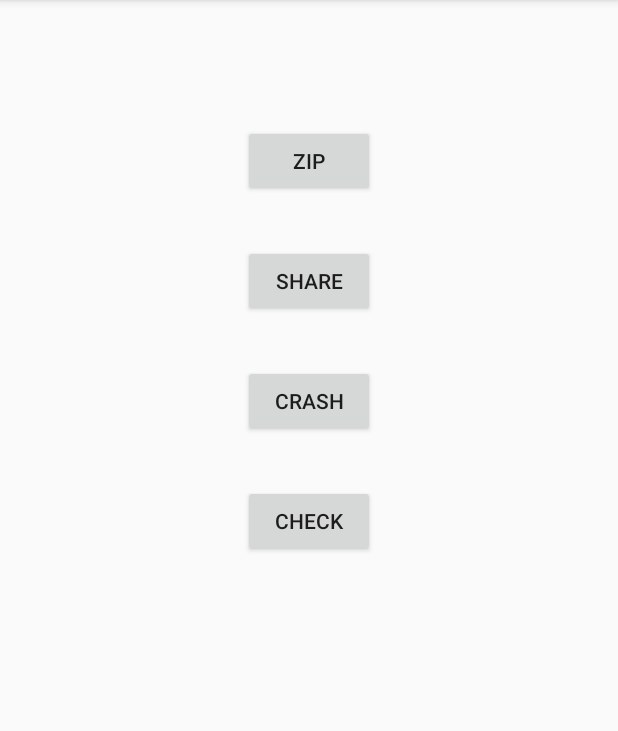
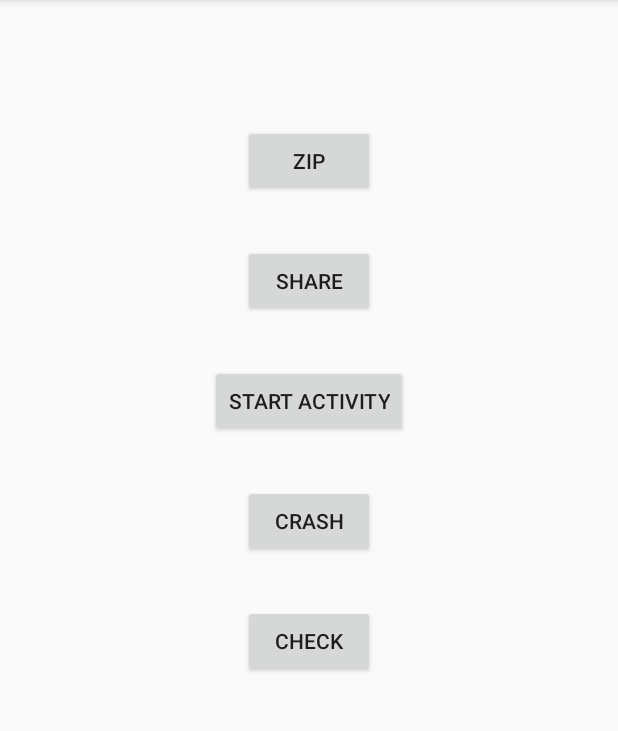
Before and after one commit to apps-in/Logger, an Android app: the screen it shows after launch (MainActivity), on a phone screen of 412 x 824 dp, the part 84-815 px from its top. Run offline under Robolectric (Android 15) with nearby library versions, the phone set to English and light mode, and no system bars.

Commit message:
v.1.3.15 - Minor improvements

```diff
--- a/android_logger/src/main/java/apps/in/android_logger/Logger.java
+++ b/android_logger/src/main/java/apps/in/android_logger/Logger.java
@@ -1,6 +1,7 @@
 package apps.in.android_logger;
 
 import android.app.Activity;
+import android.content.ComponentName;
 import android.content.Context;
 import android.content.Intent;
 import android.content.SharedPreferences;
@@ -460,7 +461,8 @@ public class Logger {
         if (intent != null) {
             stringBuilder.append(description);
             stringBuilder.append(String.format("\nACTION: %s", intent.getAction()));
-            stringBuilder.append(String.format("\nCOMPONENT NAME: %s", getComponentName(intent.getComponent())));
+            ComponentName component = intent.getComponent();
+            stringBuilder.append(String.format("\nCOMPONENT NAME: %s", component != null ? component.getShortClassName() : "null"));
             stringBuilder.append(String.format("\n%s", getBundleString("EXTRAS", intent.getExtras())));
         } else {
             stringBuilder.append(String.format("\t%s: null", description));
--- a/app/src/main/AndroidManifest.xml
+++ b/app/src/main/AndroidManifest.xml
@@ -19,6 +19,7 @@
                 <category android:name="android.intent.category.LAUNCHER" />
             </intent-filter>
         </activity>
+        <activity android:name=".SecondActivity"/>
     </application>
 
 </manifest>
--- a/app/src/main/java/apps/in/loggerapp/MainActivity.java
+++ b/app/src/main/java/apps/in/loggerapp/MainActivity.java
@@ -1,8 +1,8 @@
 package apps.in.loggerapp;
 
 import android.app.Activity;
+import android.content.Intent;
 import android.os.Bundle;
-import android.widget.TextView;
 
 import apps.in.android_logger.LogActivity;
 import apps.in.android_logger.Logger;
@@ -26,5 +26,8 @@ public class MainActivity extends LogActivity {
             boolean result = Logger.hasUncheckedCrashes();
             binding.textCheckCrash.setText(String.valueOf(result));
         });
+        binding.buttonStartActivity.setOnClickListener(v -> {
+            startActivity(new Intent(this, SecondActivity.class));
+        });
     }
 }
--- a/app/src/main/res/layout/activity_main.xml
+++ b/app/src/main/res/layout/activity_main.xml
@@ -30,6 +30,18 @@
         app:layout_constraintStart_toStartOf="parent"
         app:layout_constraintTop_toBottomOf="@+id/buttonZipLogs" />
 
+    <Button
+        android:id="@+id/buttonStartActivity"
+        android:layout_width="wrap_content"
+        android:layout_height="wrap_content"
+        android:layout_marginStart="32dp"
+        android:layout_marginTop="32dp"
+        android:layout_marginEnd="32dp"
+        android:text="@string/start_activity"
+        app:layout_constraintEnd_toEndOf="parent"
+        app:layout_constraintStart_toStartOf="parent"
+        app:layout_constraintTop_toBottomOf="@+id/buttonShareLogs" />
+
     <TextView
         android:id="@+id/textViewZipPath"
         android:layout_width="wrap_content"
@@ -51,7 +63,7 @@
         android:text="@string/crash"
         app:layout_constraintEnd_toEndOf="parent"
         app:layout_constraintStart_toStartOf="parent"
-        app:layout_constraintTop_toBottomOf="@+id/buttonShareLogs" />
+        app:layout_constraintTop_toBottomOf="@+id/buttonStartActivity" />
 
     <Button
         android:id="@+id/buttonCheckCrash"
--- /dev/null
+++ b/app/src/main/res/layout/activity_second.xml
@@ -0,0 +1,6 @@
+<?xml version="1.0" encoding="utf-8"?>
+<androidx.constraintlayout.widget.ConstraintLayout xmlns:android="http://schemas.android.com/apk/res/android"
+    android:layout_width="match_parent"
+    android:layout_height="match_parent">
+
+</androidx.constraintlayout.widget.ConstraintLayout>
--- a/app/src/main/res/values/strings.xml
+++ b/app/src/main/res/values/strings.xml
@@ -1,6 +1,7 @@
 <resources>
     <string name="app_name">LoggerApp</string>
     <string name="zip">Zip</string>
+    <string name="start_activity">Start activity</string>
     <string name="share">Share</string>
     <string name="crash">Crash</string>
     <string name="check">Check</string>
--- a/build.gradle
+++ b/build.gradle
@@ -7,7 +7,7 @@ buildscript {
 
     }
     dependencies {
-        classpath 'com.android.tools.build:gradle:7.1.2'
+        classpath 'com.android.tools.build:gradle:7.2.1'
 
         // NOTE: Do not place your application dependencies here; they belong
         // in the individual module build.gradle files
```
Also changed, not shown: android_logger/build.gradle (+4 -4 lines), app/build.gradle (+4 -4 lines), app/src/main/java/apps/in/loggerapp/SecondActivity.java (added, +17 -0 lines), gradle/wrapper/gradle-wrapper.properties.
